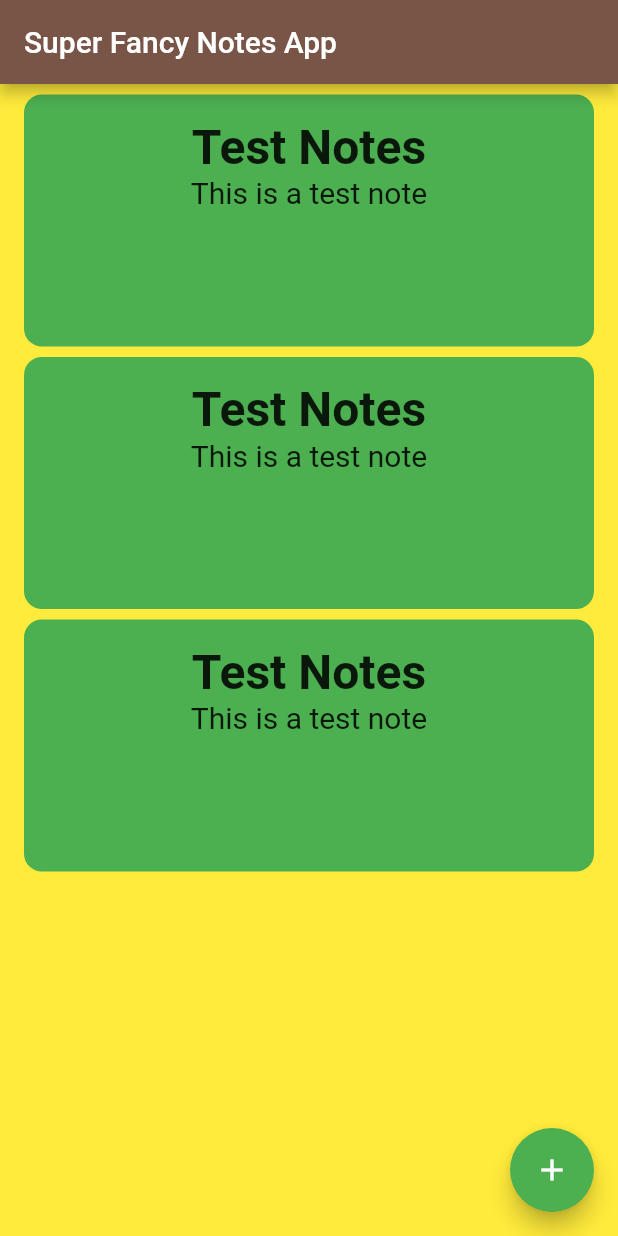
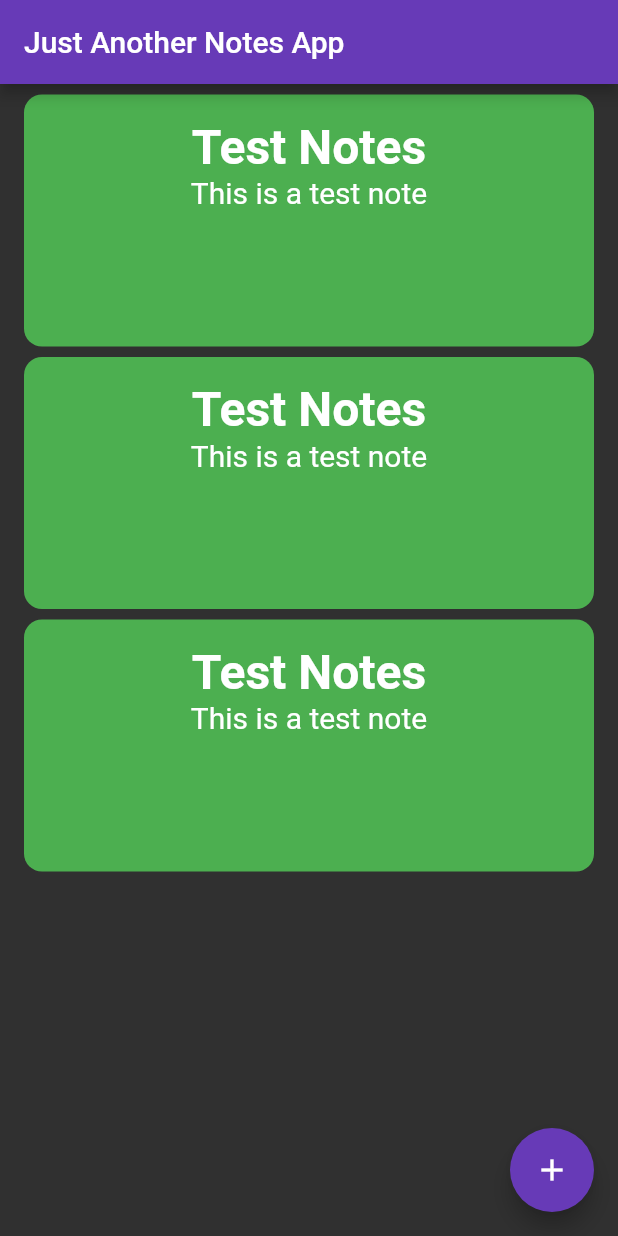
Before and after one commit to JonaVDM/flutterNotes, a Flutter app: the screen it shows after launch, on a phone screen of 412 x 824 dp. Run offline on Flutter 3.47's test engine with Material 2 defaults, Android fonts, the phone set to English and light mode, and no system bars.

Commit message:
Some good-ish colors

```diff
--- a/lib/main.dart
+++ b/lib/main.dart
@@ -9,56 +9,12 @@ class MyApp extends StatelessWidget {
     return MaterialApp(
       title: 'JANA',
       theme: ThemeData(
-        primarySwatch: Colors.brown,
+        // primarySwatch: Colors.blueGrey,
+        brightness: Brightness.dark,
+        primaryColor: Colors.deepPurple,
+        accentColor: Colors.deepPurple,
       ),
       home: HomePage(),
     );
   }
 }
-
-// class MyHomePage extends StatefulWidget {
-//   MyHomePage({Key key, this.title}) : super(key: key);
-
-//   final String title;
-
-//   @override
-//   _MyHomePageState createState() => _MyHomePageState();
-// }
-
-// class _MyHomePageState extends State<MyHomePage> {
-//   int _counter = 0;
-
-//   void _incrementCounter() {
-//     setState(() {
-//       _counter++;
-//     });
-//   }
-
-//   @override
-//   Widget build(BuildContext context) {
-//     return Scaffold(
-//       appBar: AppBar(
-//         title: Text(widget.title),
-//       ),
-//       body: Center(
-//         child: Column(
-//           mainAxisAlignment: MainAxisAlignment.center,
-//           children: <Widget>[
-//             Text(
-//               'You have pushed the button this many times:',
-//             ),
-//             Text(
-//               '$_counter',
-//               style: Theme.of(context).textTheme.display1,
-//             ),
-//           ],
-//         ),
-//       ),
-//       floatingActionButton: FloatingActionButton(
-//         onPressed: _incrementCounter,
-//         tooltip: 'Increment',
-//         child: Icon(Icons.add),
-//       ),
-//     );
-//   }
-// }
--- a/lib/ui/home/home_page.dart
+++ b/lib/ui/home/home_page.dart
@@ -20,14 +20,12 @@ class HomePageState extends State<HomePage> {
   Widget build(BuildContext context) {
     return Scaffold(
       appBar: AppBar(
-        title: Text('Super Fancy Notes App'),
+        title: Text('Just Another Notes App'),
       ),
-      backgroundColor: Colors.yellow,
       floatingActionButton: FloatingActionButton(
         onPressed: _newNote,
         tooltip: 'New note',
         child: Icon(Icons.add),
-        backgroundColor: Colors.green,
       ),
       body: NotesViewWidget(),
     );
```
